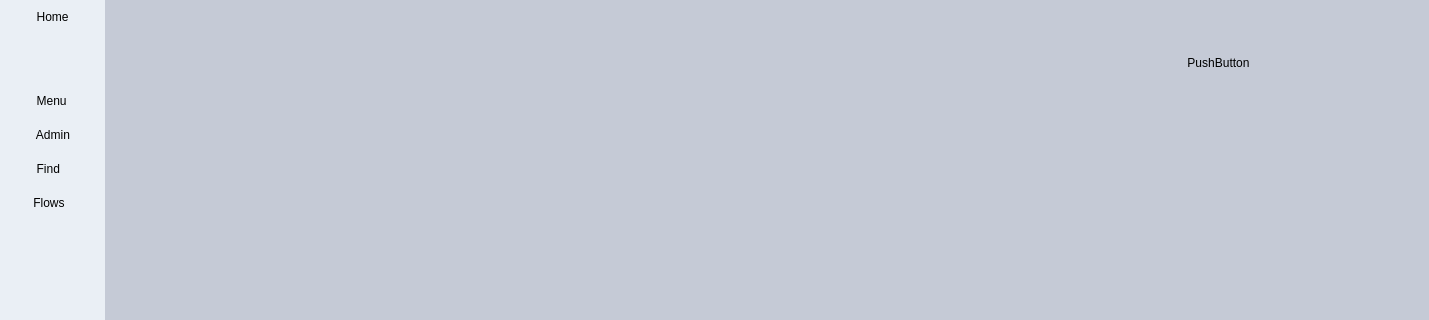
First picture: the form in forms/mainwindow.ui, repository h471x/Gestion_Info_SQLite, before the edit; both pictures show x 0 to 1429 and y 0 to 320 of the 1429 by 731 pixel window.
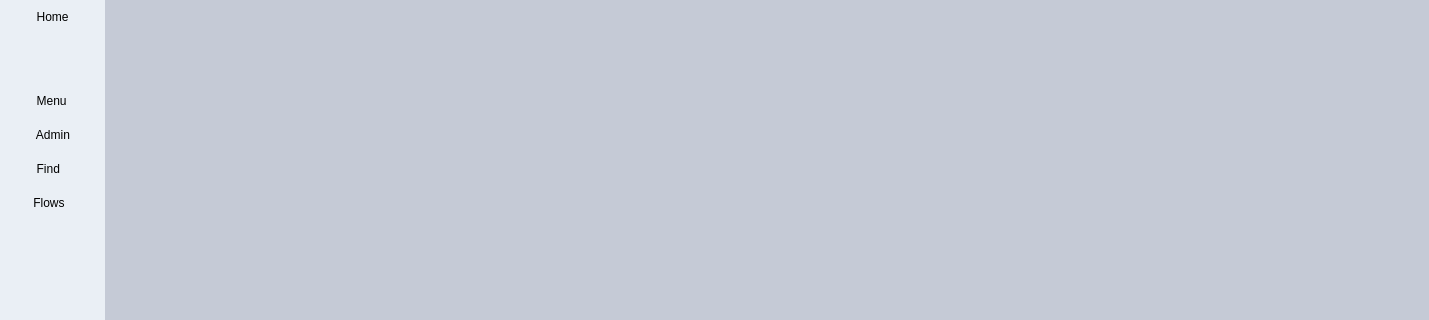
Second picture: the form after the edit. Icons and pictures are not drawn.

Commit message: Notification Button well placed

Patch:
```diff
--- a/forms/mainwindow.ui
+++ b/forms/mainwindow.ui
@@ -117,63 +117,63 @@
              <property name="frameShadow">
               <enum>QFrame::Raised</enum>
              </property>
-             <widget class="QFrame" name="frame_3">
-              <property name="geometry">
-               <rect>
-                <x>0</x>
-                <y>0</y>
-                <width>1171</width>
-                <height>80</height>
-               </rect>
+             <layout class="QVBoxLayout" name="verticalLayout_5" stretch="1,6">
+              <property name="topMargin">
+               <number>0</number>
               </property>
-              <property name="sizePolicy">
-               <sizepolicy hsizetype="Expanding" vsizetype="Expanding">
-                <horstretch>0</horstretch>
-                <verstretch>0</verstretch>
-               </sizepolicy>
-              </property>
-              <property name="frameShape">
-               <enum>QFrame::StyledPanel</enum>
-              </property>
-              <property name="frameShadow">
-               <enum>QFrame::Raised</enum>
-              </property>
-              <widget class="QFrame" name="frame_4">
-               <property name="geometry">
-                <rect>
-                 <x>1030</x>
-                 <y>0</y>
-                 <width>131</width>
-                 <height>80</height>
-                </rect>
-               </property>
-               <property name="sizePolicy">
-                <sizepolicy hsizetype="Fixed" vsizetype="Expanding">
-                 <horstretch>0</horstretch>
-                 <verstretch>0</verstretch>
-                </sizepolicy>
-               </property>
-               <property name="frameShape">
-                <enum>QFrame::StyledPanel</enum>
-               </property>
-               <property name="frameShadow">
-                <enum>QFrame::Raised</enum>
-               </property>
-               <widget class="QPushButton" name="pushButton">
-                <property name="geometry">
-                 <rect>
-                  <x>20</x>
-                  <y>30</y>
-                  <width>91</width>
-                  <height>30</height>
-                 </rect>
+              <item>
+               <widget class="QFrame" name="HomeHeader">
+                <property name="frameShape">
+                 <enum>QFrame::StyledPanel</enum>
                 </property>
-                <property name="text">
-                 <string>PushButton</string>
+                <property name="frameShadow">
+                 <enum>QFrame::Raised</enum>
                 </property>
+                <layout class="QHBoxLayout" name="horizontalLayout_3">
+                 <item>
+                  <spacer name="horizontalSpacer">
+                   <property name="orientation">
+                    <enum>Qt::Horizontal</enum>
+                   </property>
+                   <property name="sizeHint" stdset="0">
+                    <size>
+                     <width>1060</width>
+                     <height>20</height>
+                    </size>
+                   </property>
+                  </spacer>
+                 </item>
+                 <item>
+                  <widget class="QPushButton" name="NotifBtn">
+                   <property name="text">
+                    <string/>
+                   </property>
+                   <property name="icon">
+                    <iconset resource="../resources/resources.qrc">
+                     <normaloff>:/darkicon/icons/dark/bell.448x512.png</normaloff>:/darkicon/icons/dark/bell.448x512.png</iconset>
+                   </property>
+                   <property name="iconSize">
+                    <size>
+                     <width>45</width>
+                     <height>45</height>
+                    </size>
+                   </property>
+                  </widget>
+                 </item>
+                </layout>
                </widget>
-              </widget>
-             </widget>
+              </item>
+              <item>
+               <widget class="QFrame" name="HomeBody">
+                <property name="frameShape">
+                 <enum>QFrame::StyledPanel</enum>
+                </property>
+                <property name="frameShadow">
+                 <enum>QFrame::Raised</enum>
+                </property>
+               </widget>
+              </item>
+             </layout>
             </widget>
            </item>
           </layout>
```
Left out of the diff: 626 changed lines with no effect on the pictures.
